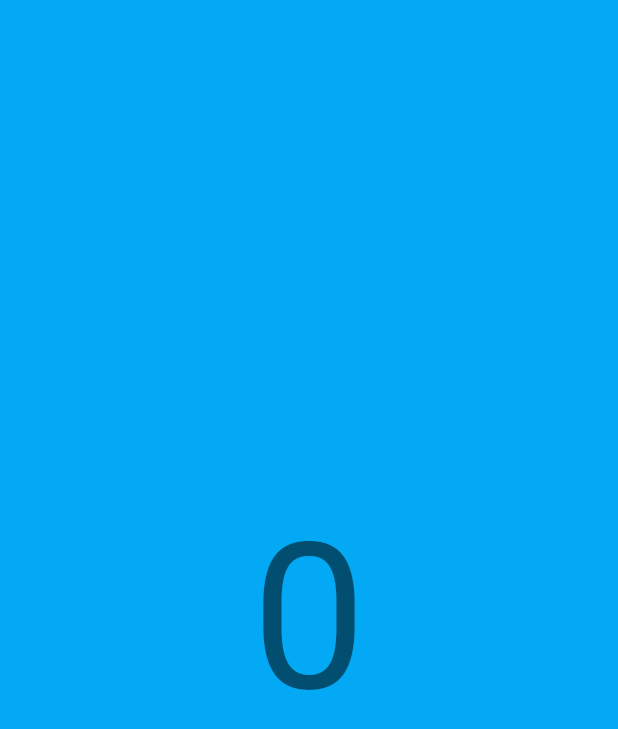
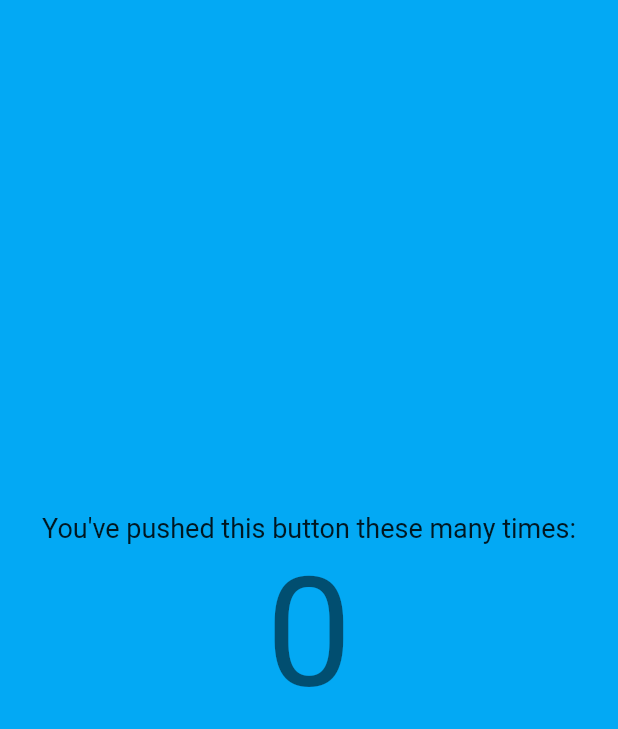
Before and after one commit to helton-isac/Flutter-App, a Flutter app: the screen it shows after launch, on a phone screen of 412 x 824 dp. Shown: the top 729 px of the screen. Run offline on Flutter 3.47's test engine with Material 2 defaults, Android fonts, the phone set to English and light mode, and no system bars.

Commit message:
Adding Column to the project

```diff
--- a/lib/main.dart
+++ b/lib/main.dart
@@ -11,10 +11,21 @@ class MyApp extends StatelessWidget {
       home: Scaffold(
         backgroundColor: Colors.lightBlue,
         body: Center(
-          child: Text(
-            "0",
-            style: Theme.of(context).textTheme.headline4,
-            textScaleFactor: 4,
+          child: Column(
+            mainAxisAlignment: MainAxisAlignment.center,
+            children: [
+              Text(
+                "You've pushed this button these many times:",
+                style: TextStyle(
+                  fontSize: 18
+                ),
+              ),
+              Text(
+                "0",
+                style: Theme.of(context).textTheme.headline4,
+                textScaleFactor: 3,
+              ),
+            ],
           ),
         ),
       ),
```
